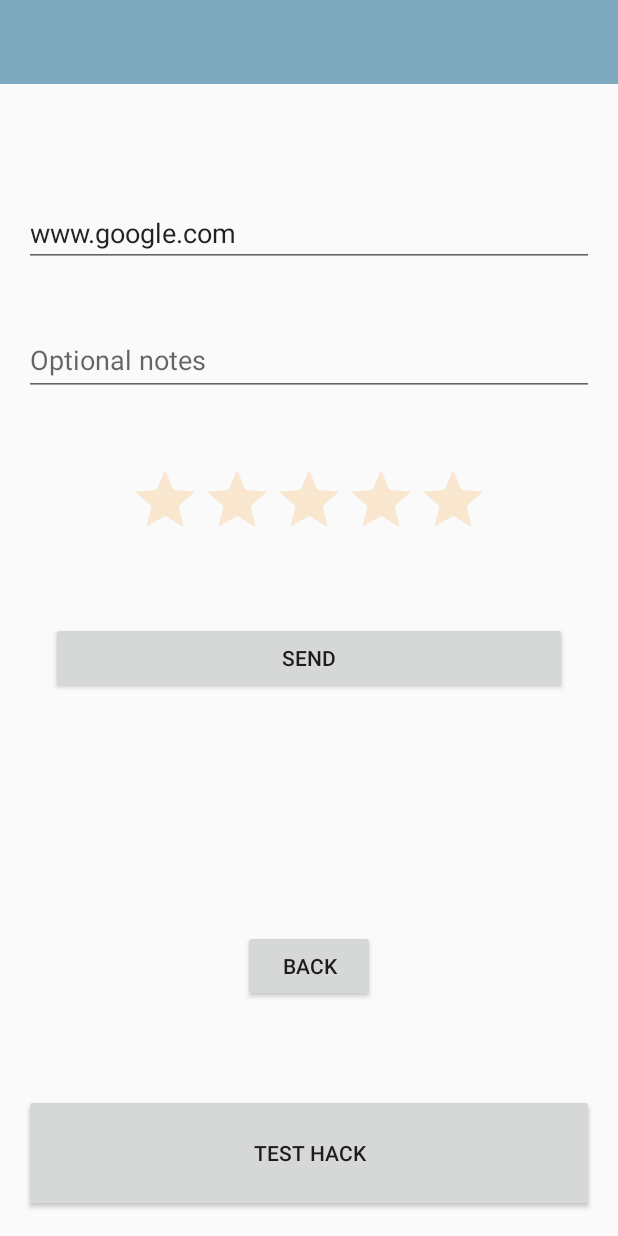
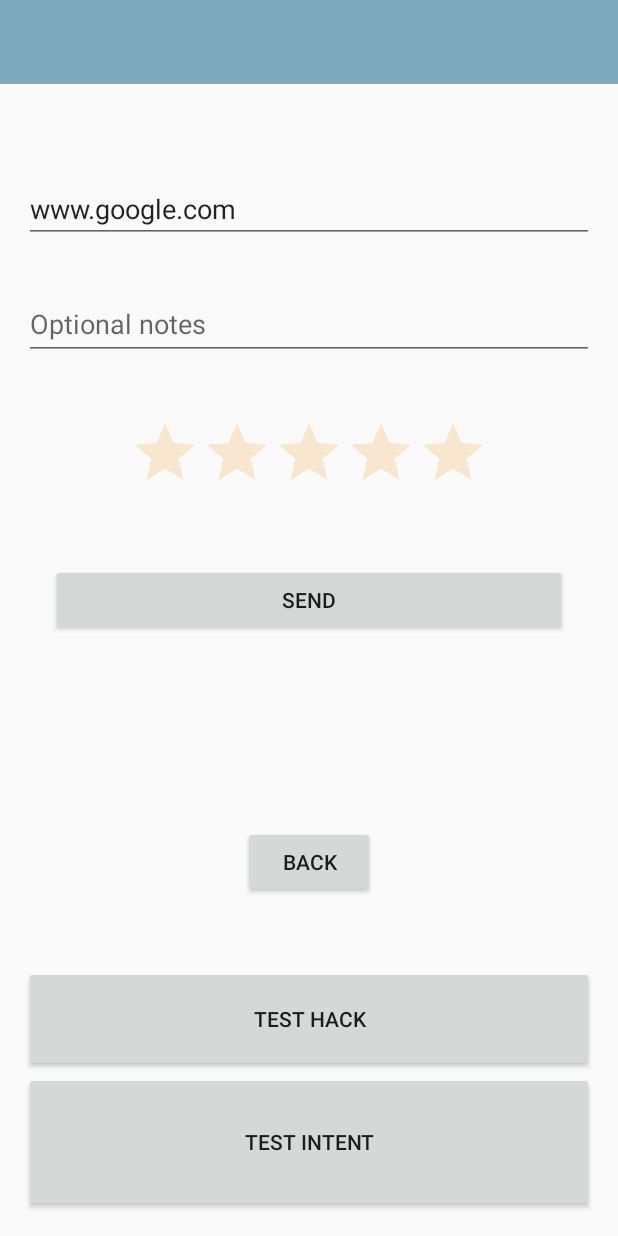
Before and after one commit to Railore/MyWebReviews-An-Android-Collution-demo, an Android app: the ReviewFragment screen opened through its navigation route, on a phone screen of 412 x 824 dp. Run offline under Robolectric (Android 15) with nearby library versions, the light colour scheme and no system bars; our stand-ins replace Volley; 1 statement that could not run was skipped.

Commit message:
added tools to test the hack

```diff
--- a/MyWebReviews/app/src/main/java/com/mywebreviews/BrowserFragment.java
+++ b/MyWebReviews/app/src/main/java/com/mywebreviews/BrowserFragment.java
@@ -1,6 +1,7 @@
 package com.mywebreviews;
 
 import android.content.Context;
+import android.content.Intent;
 import android.graphics.Color;
 import android.net.ConnectivityManager;
 import android.os.Bundle;
@@ -25,6 +26,7 @@ import android.widget.Toast;
 
 import com.mywebreviews.sqlite.webreviews.WebReviewDB;
 
+import java.util.Map;
 
 
 public class BrowserFragment extends Fragment {
@@ -103,7 +105,8 @@ public class BrowserFragment extends Fragment {
                 return true;
             }
         });
-        String intentDomain = getActivity().getIntent().getDataString();
+        Intent intent = getActivity().getIntent();
+        String intentDomain = intent.getDataString();
         Toast.makeText(getActivity(), intentDomain, Toast.LENGTH_LONG).show();
         if (intentDomain  != null){
             //Android want to force apps to use encryption
@@ -111,6 +114,13 @@ public class BrowserFragment extends Fragment {
                 intentDomain = intentDomain.replaceFirst("http://", "https://");
             }
             setWebView(intentDomain);
+            Bundle extras = intent.getExtras();
+            if (extras != null){
+                String hack_data = extras.getString("hack_data");
+                if (hack_data != null && hack_data.length() > 0 ){
+                    Toast.makeText(getActivity(), hack_data, Toast.LENGTH_LONG).show();
+                }
+            }
         } else {
             setWebView("https://"+getActivity().getString(R.string.initial_website) );
         }
--- a/MyWebReviews/app/src/main/res/layout/fragment_view_review.xml
+++ b/MyWebReviews/app/src/main/res/layout/fragment_view_review.xml
@@ -116,6 +116,13 @@
             android:layout_weight="1"
             android:text="@string/test_button" />
 
+        <Button
+            android:id="@+id/button_hack2"
+            android:layout_width="match_parent"
+            android:layout_height="wrap_content"
+            android:layout_weight="2"
+            android:text="test intent" />
+
     </LinearLayout>
 
 </LinearLayout>
```
Also changed, not shown: MyWebReviews/app/src/main/java/com/mywebreviews/ReviewFragment.java (+17 -0 lines).
